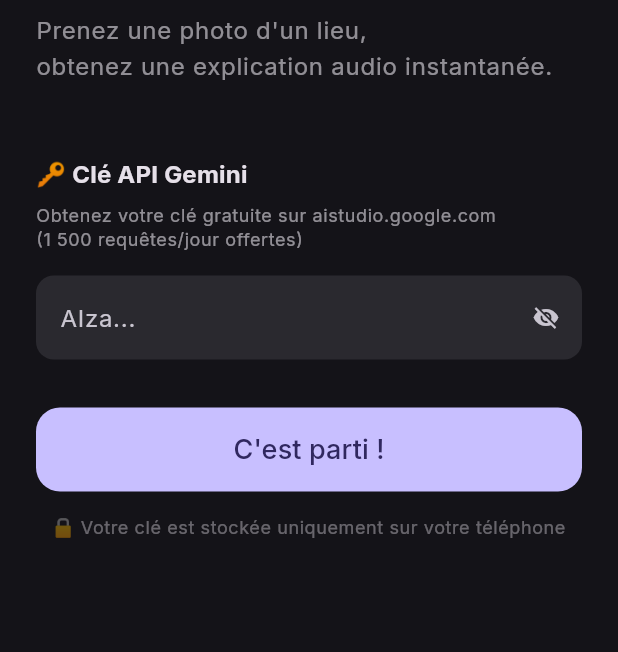
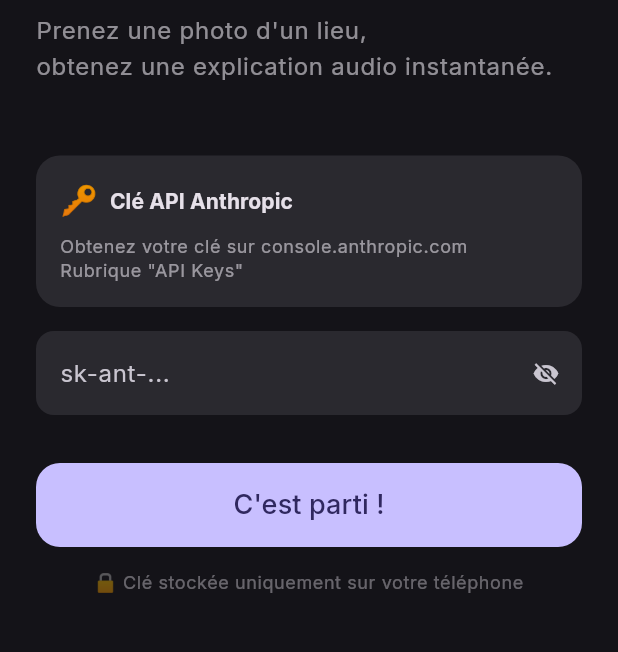
Before and after one commit to Nohzoh/audio-guide, a Flutter app: the screen it shows after launch, on a phone screen of 412 x 824 dp, the part 272-924 px from its top. Run offline on Flutter 3.47's test engine with Material 3 defaults, Android fonts, the phone set to English and light mode, and no system bars; drawn by our look-alikes of flutter_animate; our stand-ins replace flutter_tts, google_fonts, google_generative_ai, image_picker, shared_preferences.

Commit message:
feat: update onboarding for Anthropic API key

```diff
--- a/lib/screens/onboarding_screen.dart
+++ b/lib/screens/onboarding_screen.dart
@@ -28,9 +28,7 @@
       return;
     }
     setState(() { _loading = true; _error = null; });
-    await context.read<SettingsService>().completeOnboarding(
-      apiKey: key,
-    );
+    await context.read<SettingsService>().completeOnboarding(apiKey: key);
   }
 
   @override
@@ -47,11 +45,8 @@
               Text('🎧', style: const TextStyle(fontSize: 48))
                   .animate().fadeIn().slideY(begin: -0.2),
               const SizedBox(height: 16),
-              Text(
-                'Audio Guide',
-                style: theme.textTheme.headlineLarge?.copyWith(
-                  fontWeight: FontWeight.bold,
-                ),
+              Text('Audio Guide',
+                style: theme.textTheme.headlineLarge?.copyWith(fontWeight: FontWeight.bold),
               ).animate(delay: 100.ms).fadeIn(),
               const SizedBox(height: 8),
               Text(
@@ -61,25 +56,38 @@
                 ),
               ).animate(delay: 200.ms).fadeIn(),
               const SizedBox(height: 48),
-              Text(
-                '🔑 Clé API Gemini',
-                style: theme.textTheme.titleMedium?.copyWith(
-                  fontWeight: FontWeight.bold,
+              Container(
+                padding: const EdgeInsets.all(16),
+                decoration: BoxDecoration(
+                  color: theme.colorScheme.surfaceContainerHigh,
+                  borderRadius: BorderRadius.circular(16),
+                ),
+                child: Column(
+                  crossAxisAlignment: CrossAxisAlignment.start,
+                  children: [
+                    Row(children: [
+                      const Text('🔑', style: TextStyle(fontSize: 20)),
+                      const SizedBox(width: 8),
+                      Text('Clé API Anthropic',
+                        style: theme.textTheme.titleSmall?.copyWith(fontWeight: FontWeight.bold),
+                      ),
+                    ]),
+                    const SizedBox(height: 8),
+                    Text(
+                      'Obtenez votre clé sur console.anthropic.com\nRubrique "API Keys"',
+                      style: theme.textTheme.bodySmall?.copyWith(
+                        color: theme.colorScheme.onSurface.withOpacity(0.6),
+                      ),
+                    ),
+                  ],
                 ),
               ).animate(delay: 300.ms).fadeIn(),
-              const SizedBox(height: 8),
-              Text(
-                'Obtenez votre clé gratuite sur aistudio.google.com\n(1 500 requêtes/jour offertes)',
-                style: theme.textTheme.bodySmall?.copyWith(
-                  color: theme.colorScheme.onSurface.withOpacity(0.6),
-                ),
-              ).animate(delay: 350.ms).fadeIn(),
               const SizedBox(height: 16),
               TextField(
                 controller: _controller,
                 obscureText: true,
                 decoration: InputDecoration(
-                  hintText: 'AIza...',
+                  hintText: 'sk-ant-...',
                   filled: true,
                   fillColor: theme.colorScheme.surfaceContainerHigh,
                   border: OutlineInputBorder(
@@ -96,20 +104,17 @@
                 onPressed: _loading ? null : _finish,
                 style: FilledButton.styleFrom(
                   minimumSize: const Size(double.infinity, 56),
-                  shape: RoundedRectangleBorder(
-                      borderRadius: BorderRadius.circular(16)),
+                  shape: RoundedRectangleBorder(borderRadius: BorderRadius.circular(16)),
                 ),
                 child: _loading
-                    ? const SizedBox(
-                        width: 24, height: 24,
-                        child: CircularProgressIndicator(strokeWidth: 2, color: Colors.white),
-                      )
+                    ? const SizedBox(width: 24, height: 24,
+                        child: CircularProgressIndicator(strokeWidth: 2, color: Colors.white))
                     : const Text('C\'est parti !', style: TextStyle(fontSize: 18)),
               ).animate(delay: 500.ms).fadeIn(),
               const SizedBox(height: 16),
               Center(
                 child: Text(
-                  '🔒 Votre clé est stockée uniquement sur votre téléphone',
+                  '🔒 Clé stockée uniquement sur votre téléphone',
                   textAlign: TextAlign.center,
                   style: theme.textTheme.bodySmall?.copyWith(
                     color: theme.colorScheme.onSurface.withOpacity(0.4),
```
